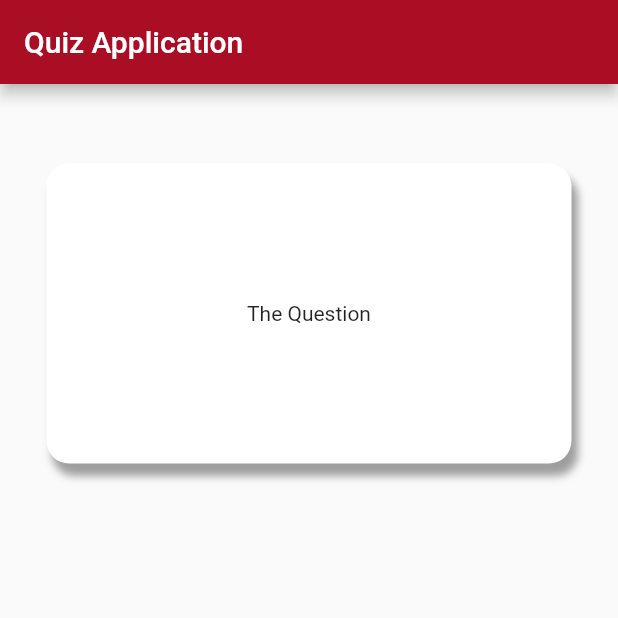
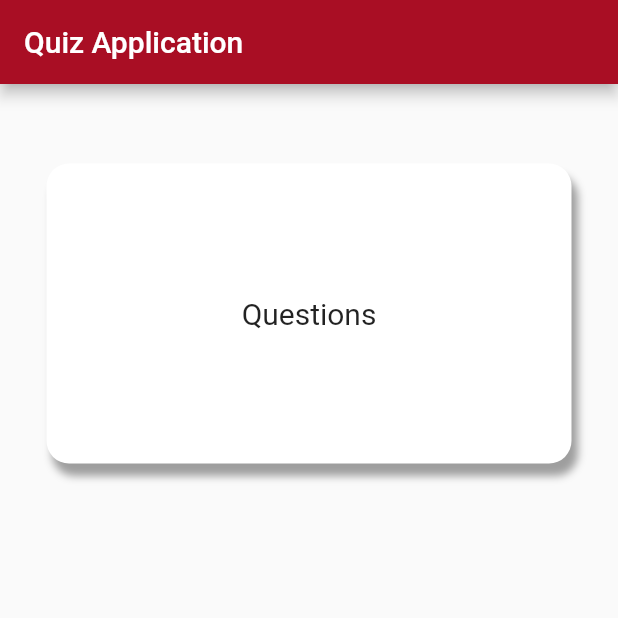
Before and after one commit to Medhat-Assem/quiz_app, a Flutter app: the screen it shows after launch, on a phone screen of 412 x 824 dp, the top half of it. Run offline on Flutter 3.47's test engine with Material 2 defaults, Android fonts, the phone set to English and light mode, and no system bars.

Commit message:
QuestionsContainer & Questions

```diff
--- a/lib/main.dart
+++ b/lib/main.dart
@@ -1,4 +1,6 @@
 import 'package:flutter/material.dart';
+import 'widgets/questions_container.dart';
+import 'widgets/questions.dart';
 
 main() => runApp(const MyApp());
 
@@ -17,28 +19,17 @@ class _MyAppState extends State<MyApp> {
     return MaterialApp(
         home: Scaffold(
       appBar: AppBar(
-        title: Text('Quiz Application'),
-        backgroundColor: Color(0xFFA90E24),
+        title: const Text('Quiz Application'),
+        backgroundColor: const Color(0xFFA90E24),
       ),
       body: Center(
         child: Column(
           mainAxisAlignment: MainAxisAlignment.spaceAround,
           children: <Widget>[
-            Container(
-                width: 350,
-                height: 200,
-                decoration: BoxDecoration(
-                    color: Colors.white,
-                    borderRadius: BorderRadius.all(Radius.circular(15)),
-                    boxShadow: [
-                      BoxShadow(
-                          color: Colors.grey,
-                          blurRadius: 4,
-                          offset: Offset(4, 8))
-                    ]),
-                child: Center(
-                  child: Text('The Question'),
-                )),
+            QuestionsContainer(
+                text: Questions(
+              text: 'Questions',
+            )),
             ElevatedButton(onPressed: null, child: Text('Answer 1')),
             ElevatedButton(onPressed: null, child: Text('Answer 2')),
             ElevatedButton(onPressed: null, child: Text('Answer 3'))
--- /dev/null
+++ b/lib/widgets/questions.dart
@@ -0,0 +1,15 @@
+import 'package:flutter/material.dart';
+
+class Questions extends StatelessWidget {
+  var text;
+  Questions({super.key, this.text});
+
+  @override
+  Widget build(BuildContext context) {
+    return Text(
+      text,
+      style: const TextStyle(fontSize: 20),
+      textAlign: TextAlign.center,
+    );
+  }
+}
--- /dev/null
+++ b/lib/widgets/questions_container.dart
@@ -0,0 +1,39 @@
+import 'package:flutter/material.dart';
+
+class QuestionsContainer extends StatelessWidget {
+  var color, shadowColor, text;
+  double? width, height, radius, blurRadius, offsetX, offsetY;
+  QuestionsContainer(
+      {super.key,
+      this.width = 350,
+      this.height = 200,
+      this.color = Colors.white,
+      this.radius = 15,
+      this.shadowColor = Colors.grey,
+      this.blurRadius = 4,
+      this.offsetX = 4,
+      this.offsetY = 8,
+      this.text});
+
+  @override
+  Widget build(BuildContext context) {
+    return Container(
+      width: width!,
+      height: height,
+      decoration: BoxDecoration(
+          color: color,
+          borderRadius: BorderRadius.all(Radius.circular(radius!)),
+          boxShadow: [
+            BoxShadow(
+                color: shadowColor,
+                blurRadius: blurRadius!,
+                offset: Offset(offsetX!, offsetY!))
+          ]),
+      child: Center(
+          child: Padding(
+        padding: EdgeInsets.all(10),
+        child: text,
+      )),
+    );
+  }
+}
```
